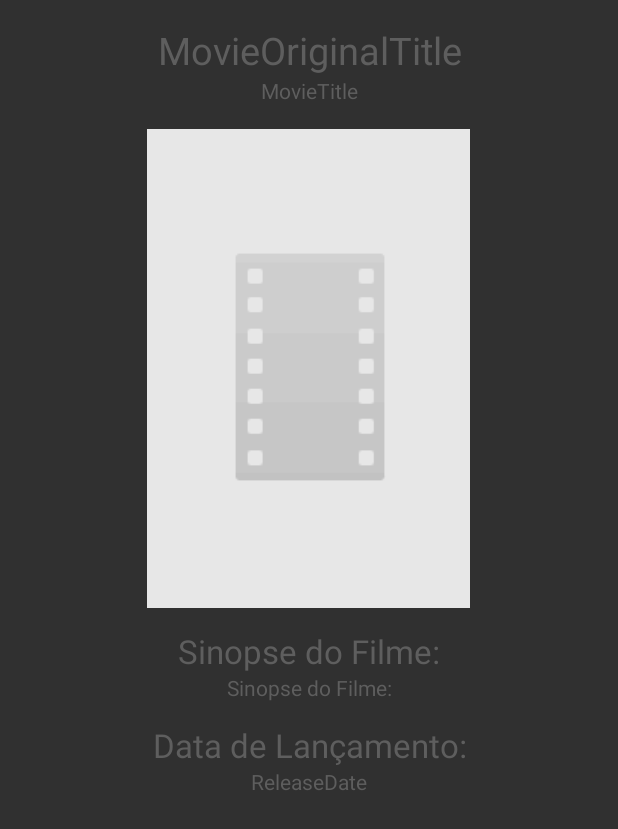
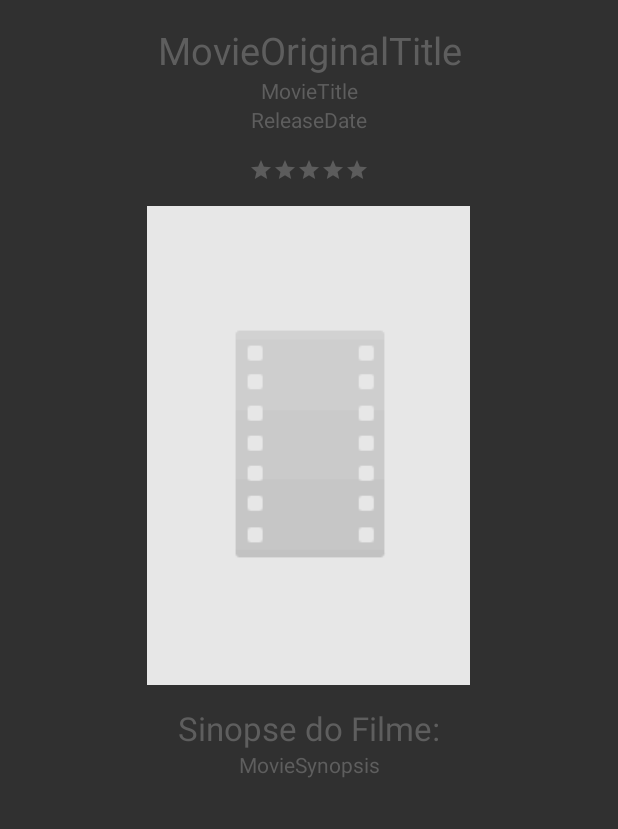
Before and after one commit to ericksonDyeggo/tmdb_app, an Android app: the layout activity_details.xml on its own in the app's theme, with its tools: preview values and no code run, on a phone screen of 412 x 824 dp. Shown: the top 829 px of the screen. Run offline under Robolectric (Android 15) with nearby library versions, the phone set to English and light mode, and no system bars.

Commit message:
Add feature movie details

```diff
--- a/app/src/main/java/com/example/themoviedb/themoviedatabaseapp/custom/adapter/ImageAdapter.java
+++ b/app/src/main/java/com/example/themoviedb/themoviedatabaseapp/custom/adapter/ImageAdapter.java
@@ -66,7 +66,7 @@ public class ImageAdapter extends BaseAdapter {
 
 //        Load images using Picasso
         Picasso.with(mContext)
-                .load(getItem(position).getPosterPath())
+                .load(getItem(position).getPosterPath(Movie.W92))
                 .placeholder(R.mipmap.timthumb)
                 .error(R.mipmap.timthumb)
                 .noFade()
--- a/app/src/main/res/layout/activity_details.xml
+++ b/app/src/main/res/layout/activity_details.xml
@@ -13,9 +13,9 @@
         android:layout_height="match_parent">
 
         <LinearLayout
-            android:orientation="vertical"
             android:layout_width="match_parent"
-            android:layout_height="match_parent">
+            android:layout_height="match_parent"
+            android:orientation="vertical">
 
             <TextView
                 android:id="@+id/movieOriginalTitleTextView"
@@ -29,8 +29,25 @@
                 style="@style/ActivityText"
                 android:layout_width="match_parent"
                 android:layout_height="wrap_content"
+                android:text="MovieTitle" />
+
+            <TextView
+                android:id="@+id/movieReleaseDateTextView"
+                style="@style/ActivityText"
+                android:layout_width="match_parent"
+                android:layout_height="wrap_content"
                 android:layout_marginBottom="@dimen/activity_vertical_margin"
-                android:text="MovieTitle" />
+                android:text="ReleaseDate" />
+
+            <RatingBar
+                android:id="@+id/voteAverageRatingRatingBar"
+                style="?android:attr/ratingBarStyleSmall"
+                android:layout_width="wrap_content"
+                android:layout_height="wrap_content"
+                android:layout_gravity="center_horizontal"
+                android:layout_marginBottom="@dimen/activity_vertical_margin"
+                android:isIndicator="true"
+                android:numStars="5" />
 
             <ImageView
                 android:id="@+id/moviePosterImageView"
@@ -50,20 +67,7 @@
                 style="@style/ActivityText"
                 android:layout_width="match_parent"
                 android:layout_height="wrap_content"
-                android:text="@string/movie_synopsis" />
-
-            <TextView
-                style="@style/ActivitySubTitle"
-                android:layout_width="match_parent"
-                android:layout_height="wrap_content"
-                android:text="@string/release_date" />
-
-            <TextView
-                android:id="@+id/movieReleaseDateTextView"
-                style="@style/ActivityText"
-                android:layout_width="match_parent"
-                android:layout_height="wrap_content"
-                android:text="ReleaseDate" />
+                android:text="MovieSynopsis" />
 
         </LinearLayout>
 
--- a/app/src/main/res/values/strings.xml
+++ b/app/src/main/res/values/strings.xml
@@ -3,5 +3,5 @@
     <string name="loading">Carregando</string>
     <string name="movie_synopsis">Sinopse do Filme:</string>
     <string name="user_review">Avaliação do Usuário:</string>
-    <string name="release_date">Data de Lançamento:</string>
+    <string name="no_overview">Sinopse não encontrada</string>
 </resources>
```
Also changed, not shown: app/src/main/java/com/example/themoviedb/themoviedatabaseapp/DetailsActivity.java (+40 -6 lines), app/src/main/java/com/example/themoviedb/themoviedatabaseapp/model/Movie.java (+14 -5 lines).
